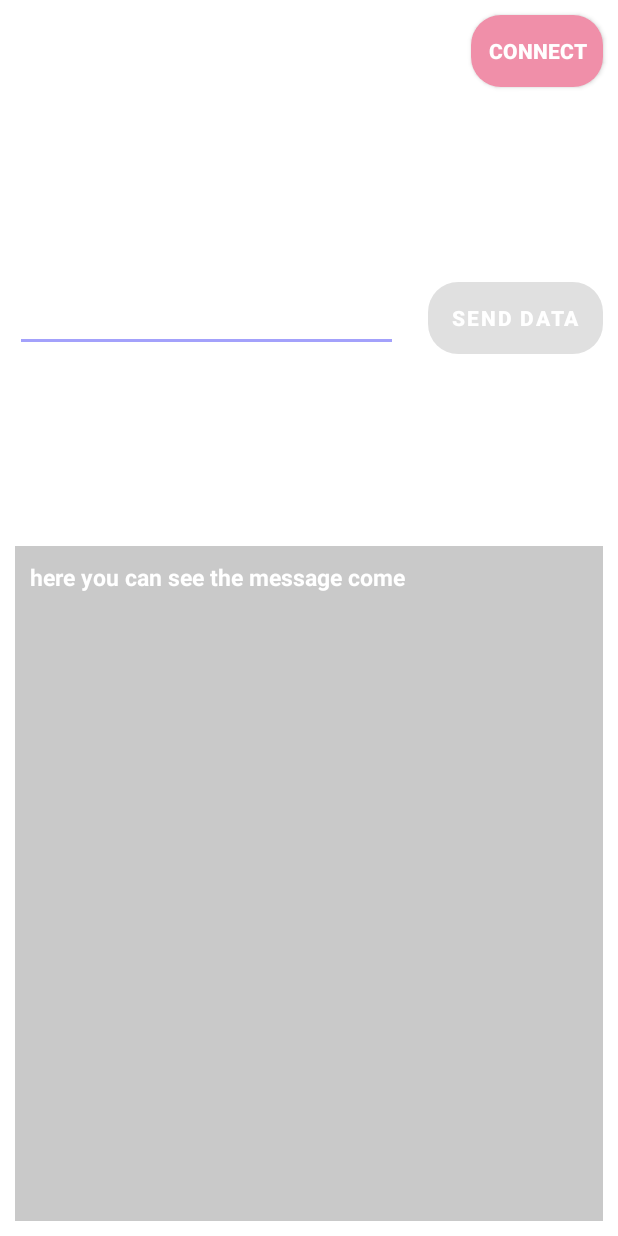
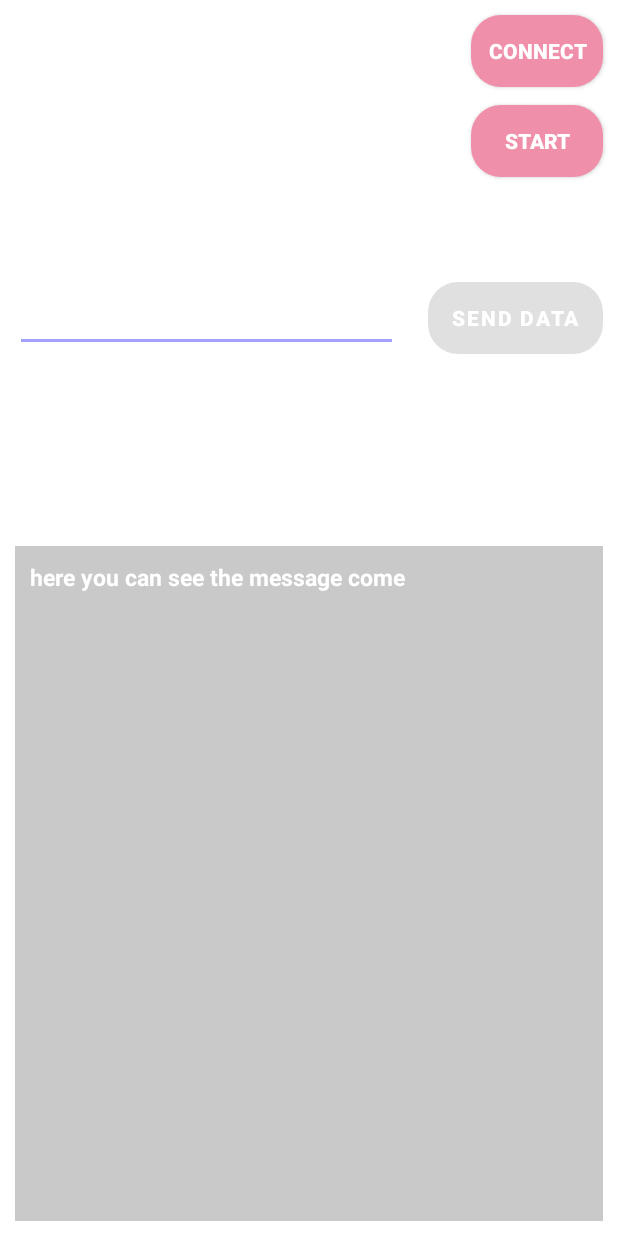
Before and after one commit to kms05021/JongP2, an Android app: the screen it shows after launch (MainActivity), on a phone screen of 412 x 824 dp. Run offline under Robolectric (Android 15) with nearby library versions, the phone set to English and light mode, and no system bars; our stand-ins replace data binding.

Commit message:
start/stop 버튼 임시로 추가
간단하게 버튼을 만들어 클릭 시에 "CMD_START"또는 "CMD_STOP" 문자열이 전송되도록 함.
추후에 아두이노측에서 응답(ACK)을 보내면 그걸 수신하는 것도 고려중.

```diff
--- a/Android/01AndroidBluetooth_MVVM/app/src/main/res/layout/activity_main.xml
+++ b/Android/01AndroidBluetooth_MVVM/app/src/main/res/layout/activity_main.xml
@@ -26,6 +26,21 @@
             android:background="@drawable/button_back"
             android:onClick="@{()->viewModel.onClickConnect()}"
             android:text="@{viewModel.btnConnected?@string/disconnect:@string/connect}"
+            android:textColor="@color/white"
+            android:textStyle="bold"/>
+
+        <androidx.appcompat.widget.AppCompatButton
+            android:paddingStart="10dp"
+            android:paddingEnd="10dp"
+            android:id="@+id/btn_start"
+            android:layout_width="wrap_content"
+            android:layout_height="wrap_content"
+            android:layout_gravity="end"
+            android:layout_marginTop="70dp"
+            android:layout_marginEnd="10dp"
+            android:background="@drawable/button_back"
+            android:onClick="@{()->viewModel.onClickStart()}"
+            android:text="@{viewModel.onStart?@string/stop:@string/start}"
             android:textColor="@color/white"
             android:textStyle="bold"/>
 
--- a/Android/01AndroidBluetooth_MVVM/app/src/main/res/values/strings.xml
+++ b/Android/01AndroidBluetooth_MVVM/app/src/main/res/values/strings.xml
@@ -2,4 +2,6 @@
     <string name="app_name">LillyBluetoothClassic</string>
     <string name="connect">connect</string>
     <string name="disconnect">disconnect</string>
+    <string name="stop">stop</string>
+    <string name="start">start</string>
 </resources>
```
Also changed, not shown: Android/01AndroidBluetooth_MVVM/app/src/main/java/com/lilly/bluetoothclassic/viewmodel/MainViewModel.kt (+16 -0 lines).
